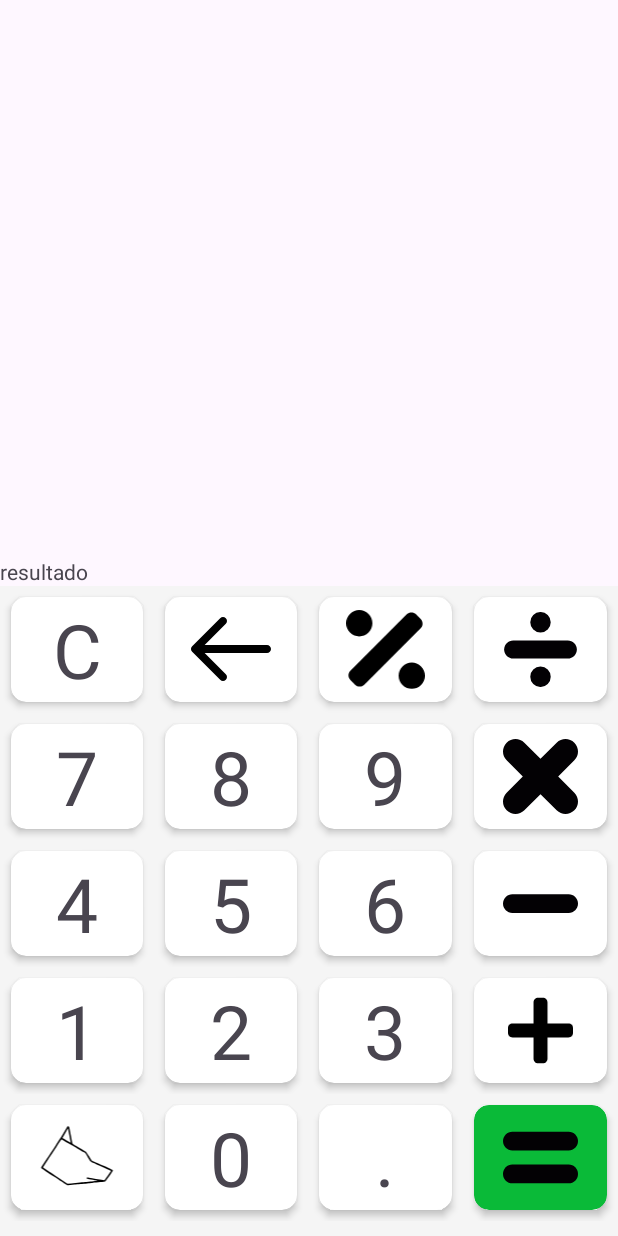
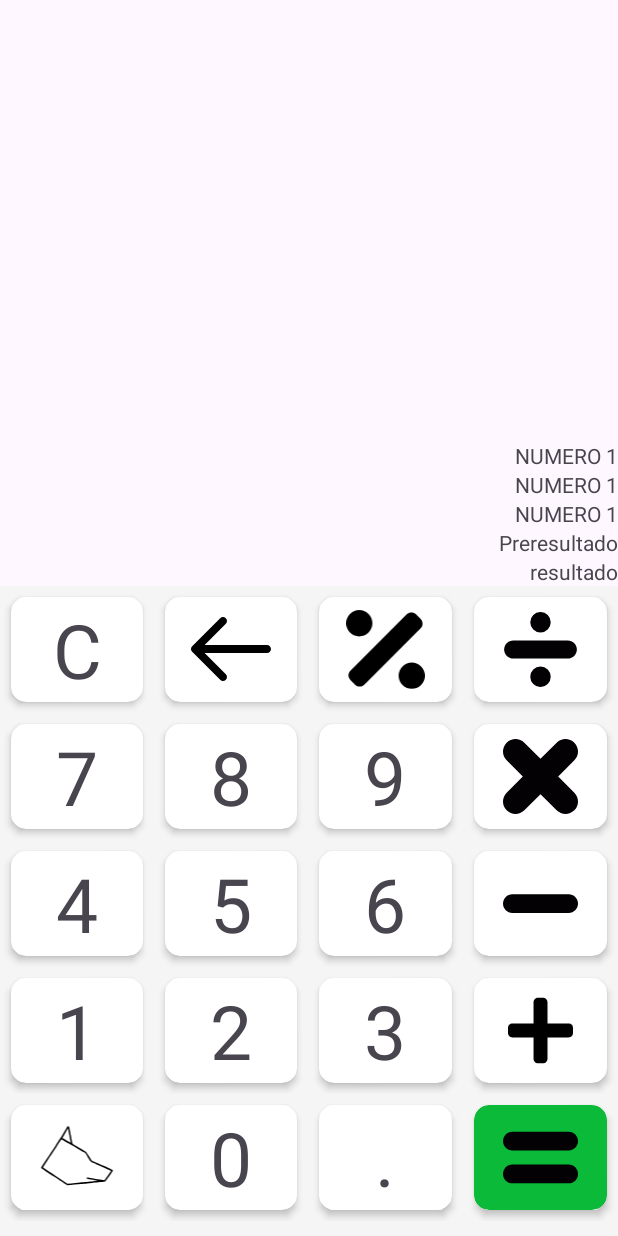
Before and after one commit to SYSTEM-OTMX/Calculadora-Android, an Android app: the layout activity_main.xml on its own in the app's theme, with its tools: preview values and no code run, on a phone screen of 412 x 824 dp. Run offline under Robolectric (Android 15) with nearby library versions, the phone set to English and light mode, and no system bars.

Commit message:
SE AGREGO RECIVLER VIEW PARA EL HISTORIAL

```diff
--- /dev/null
+++ b/app/src/main/java/com/system_otmx/calculadora/ModeloHistorial/ModeloHistorial.kt
@@ -0,0 +1,5 @@
+package com.system_otmx.calculadora.ModeloHistorial
+
+class ModeloHistorial(var historial: String) {
+
+}
--- a/app/src/main/res/layout/activity_main.xml
+++ b/app/src/main/res/layout/activity_main.xml
@@ -13,12 +13,26 @@
     <LinearLayout
         android:layout_width="match_parent"
         android:layout_height="wrap_content"
-        android:orientation="vertical"
-        android:gravity="top">
+        android:orientation="vertical">
 
-
+        <androidx.recyclerview.widget.RecyclerView
+            android:id="@+id/AM_RV_Historial"
+            android:layout_width="wrap_content"
+            android:layout_height="wrap_content"
+            tools:listitem="@layout/item_historial_resultado"
+            app:spanCount="4"
+            app:layoutManager="androidx.recyclerview.widget.LinearLayoutManager"
+            android:layout_gravity="right"/>
 
         <TextView
+            android:id="@+id/AM_TV_Prersultado"
+            android:layout_gravity="right"
+            android:layout_width="wrap_content"
+            android:layout_height="wrap_content"
+            android:text="Preresultado"/>
+        <TextView
+            android:id="@+id/AM_TV_Resultado"
+            android:layout_gravity="right"
             android:layout_width="wrap_content"
             android:layout_height="wrap_content"
             android:text="resultado"/>
--- /dev/null
+++ b/app/src/main/res/layout/item_historial_resultado.xml
@@ -0,0 +1,9 @@
+<?xml version="1.0" encoding="utf-8"?>
+<TextView xmlns:android="http://schemas.android.com/apk/res/android"
+    android:id="@+id/IHR_TV_Numero"
+    android:layout_width="match_parent"
+    android:layout_height="wrap_content"
+    android:text="NUMERO 1"
+    android:gravity="right">
+
+</TextView>
```
Also changed, not shown: app/src/main/java/com/system_otmx/calculadora/Adapters/AdaptadorHistorial.kt (added, +42 -0 lines), app/src/main/java/com/system_otmx/calculadora/Constantes.kt (added, +15 -0 lines), app/src/main/java/com/system_otmx/calculadora/MainActivity.kt (+22 -1 lines), app/src/main/java/com/system_otmx/calculadora/RvListenerHistorial.kt (added, +10 -0 lines).
